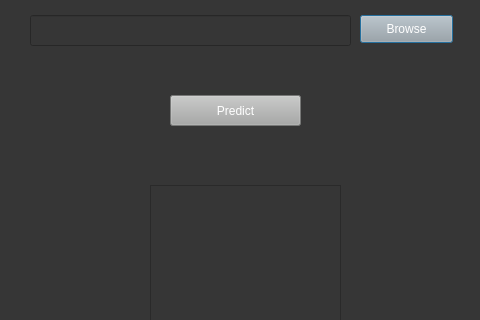
This is browse.ui in Aineshphanithi/Anatomizing-ML-Algorithms as Qt 5 draws it before an edit; both pictures show x 0 to 480 and y 95 to 415 of the 480 by 620 pixel window. The edited form follows.
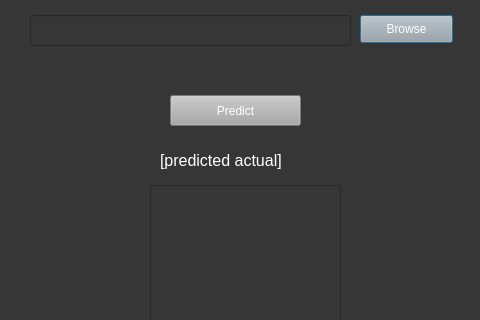
This is the edited form.

What changed in the file:
```diff
--- a/browse.ui
+++ b/browse.ui
@@ -96,6 +96,23 @@
     <string notr="true">color: rgb(255, 255, 255);</string>
    </property>
   </widget>
+  <widget class="QLabel" name="label_2">
+   <property name="geometry">
+    <rect>
+     <x>160</x>
+     <y>240</y>
+     <width>191</width>
+     <height>31</height>
+    </rect>
+   </property>
+   <property name="styleSheet">
+    <string notr="true">color: rgb(255, 255, 255);
+font-size:12pt;</string>
+   </property>
+   <property name="text">
+    <string>[predicted actual]</string>
+   </property>
+  </widget>
  </widget>
  <resources>
   <include location="MLModelImageTest.qrc"/>
```
